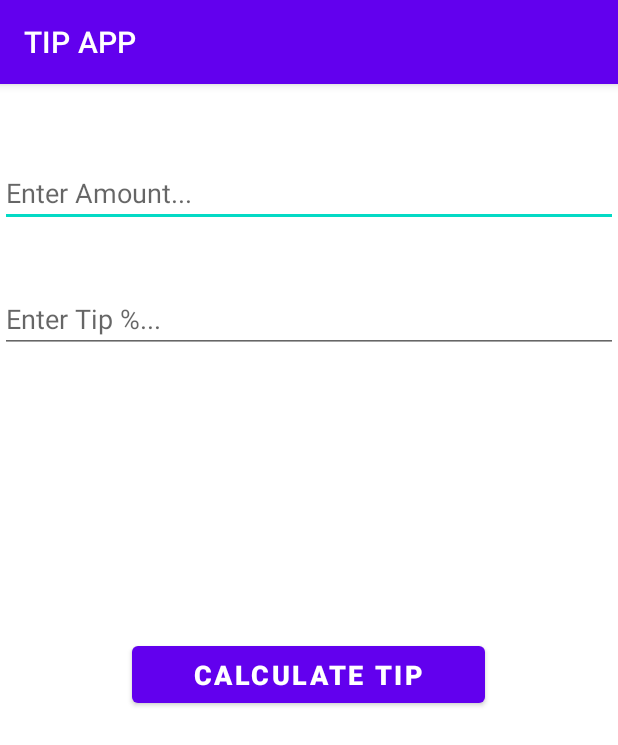
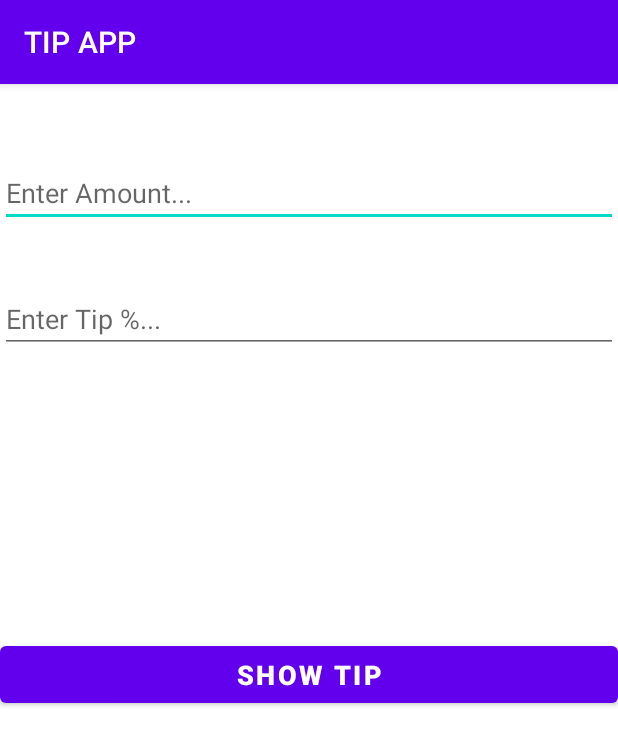
Before and after one commit to mazinomax/TipApp, an Android app: the screen it shows after launch (MainActivity), on a phone screen of 412 x 824 dp. Shown: the top 745 px of the screen. Run offline under Robolectric (Android 15) with nearby library versions, the phone set to English and light mode, and no system bars.

Commit message:
change button

```diff
--- a/app/src/main/res/layout/activity_main.xml
+++ b/app/src/main/res/layout/activity_main.xml
@@ -56,11 +56,11 @@
 
     <Button
         android:id="@+id/CalcTipButton"
-        android:layout_width="235dp"
+        android:layout_width="0dp"
         android:layout_height="50dp"
-        android:text="@string/cal_tip"
+        android:fontFamily="sans-serif-black"
+        android:text="@string/shw_tip"
         android:textAlignment="center"
-        android:fontFamily="sans-serif-black"
         android:textSize="18sp"
         app:layout_constraintBottom_toBottomOf="parent"
         app:layout_constraintEnd_toEndOf="parent"
--- a/app/src/main/res/values/strings.xml
+++ b/app/src/main/res/values/strings.xml
@@ -4,4 +4,5 @@
     <string name="hint_amount">Enter Amount...</string>
     <string name="hint_tip">Enter Tip %...</string>
     <string name="cal_tip">CALCULATE TIP</string>
+    <string name="shw_tip">SHOW TIP</string>
 </resources>
```
